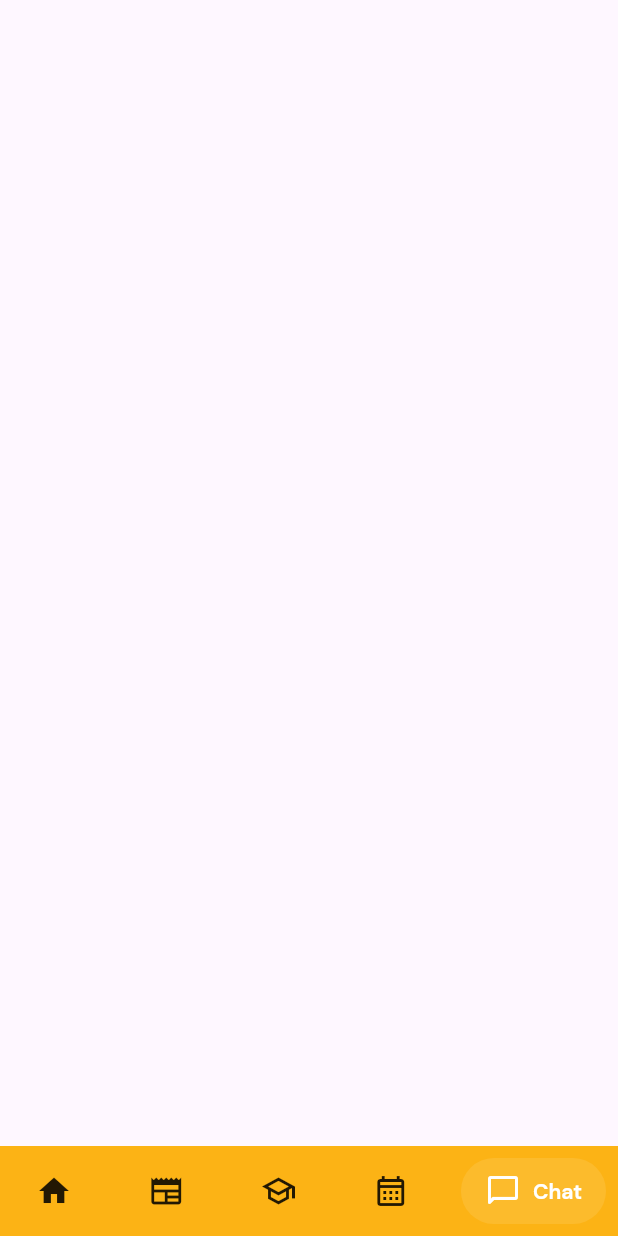
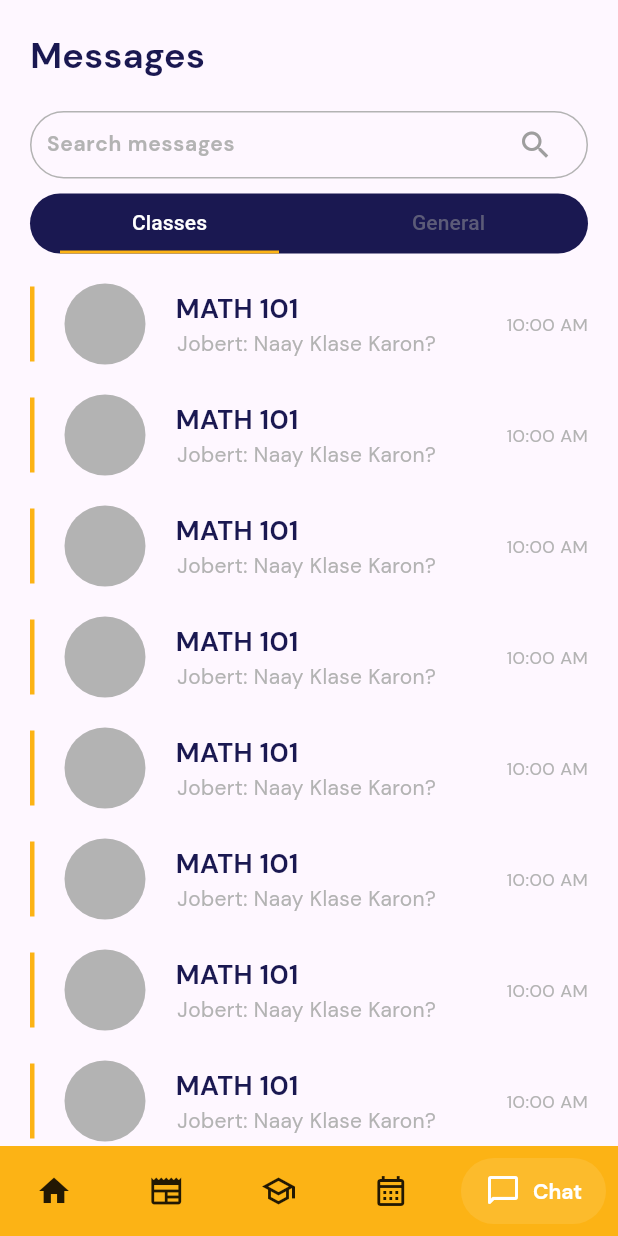
Before and after one commit to lansoyyy/school_systems, a Flutter app: the HomeScreen screen opened directly, item 5 of the bottom bar chosen, on a phone screen of 412 x 824 dp. Run offline on Flutter 3.47's test engine with Material 3 defaults, Android fonts, the light colour scheme and no system bars; drawn by our look-alikes of salomon_bottom_bar; our stand-ins replace fluttertoast; missing offline and left inert: flutter_calendar_week, flutter_neat_and_clean_calendar.

Commit message:
added chat ui

```diff
--- a/lib/screens/home_screen.dart
+++ b/lib/screens/home_screen.dart
@@ -2,6 +2,7 @@ import 'package:flutter/material.dart';
 import 'package:flutter_neat_and_clean_calendar/flutter_neat_and_clean_calendar.dart';
 import 'package:salomon_bottom_bar/salomon_bottom_bar.dart';
 import 'package:school_systems/screens/tabs/calendar_tab.dart';
+import 'package:school_systems/screens/tabs/chat_tab.dart';
 import 'package:school_systems/screens/tabs/course_tab.dart';
 import 'package:school_systems/screens/tabs/home_tab.dart';
 import 'package:school_systems/utlis/colors.dart';
@@ -21,7 +22,7 @@ class _HomeScreenState extends State<HomeScreen> {
     const SizedBox(),
     const CourseTab(),
     const CalendarTab(),
-    const SizedBox(),
+    const ChatTab(),
   ];
   @override
   Widget build(BuildContext context) {
--- /dev/null
+++ b/lib/screens/tabs/chat_tab.dart
@@ -0,0 +1,142 @@
+import 'package:flutter/foundation.dart';
+import 'package:flutter/material.dart';
+import 'package:flutter_calendar_week/flutter_calendar_week.dart';
+import 'package:flutter_neat_and_clean_calendar/flutter_neat_and_clean_calendar.dart';
+import 'package:school_systems/screens/tabs/chats/classes_tab.dart';
+import 'package:school_systems/screens/tabs/chats/general_tab.dart';
+import 'package:school_systems/screens/tabs/courses/course_info_screen.dart';
+import 'package:school_systems/utlis/colors.dart';
+import 'package:school_systems/widgets/text_widget.dart';
+
+class ChatTab extends StatefulWidget {
+  const ChatTab({super.key});
+
+  @override
+  State<ChatTab> createState() => _ChatTabState();
+}
+
+class _ChatTabState extends State<ChatTab> {
+  final searchController = TextEditingController();
+  String nameSearched = '';
+
+  int selectedIndex = 0;
+
+  String selected = 'Classes';
+
+  List filters = [
+    {'name': 'Classes', 'icon': Icons.beach_access_outlined},
+  ];
+  @override
+  Widget build(BuildContext context) {
+    return DefaultTabController(
+      length: 2,
+      child: SafeArea(
+        child: Padding(
+          padding: const EdgeInsets.only(left: 20, right: 20),
+          child: Column(
+            crossAxisAlignment: CrossAxisAlignment.start,
+            children: [
+              const SizedBox(
+                height: 20,
+              ),
+              Row(
+                mainAxisAlignment: MainAxisAlignment.spaceBetween,
+                children: [
+                  Column(
+                    crossAxisAlignment: CrossAxisAlignment.start,
+                    mainAxisAlignment: MainAxisAlignment.center,
+                    children: [
+                      TextWidget(
+                        text: 'Messages',
+                        fontSize: 24,
+                        fontFamily: 'Bold',
+                        color: primary,
+                      ),
+                    ],
+                  ),
+                  const SizedBox(
+                    width: 50,
+                  ),
+                ],
+              ),
+              const SizedBox(
+                height: 20,
+              ),
+              Container(
+                height: 45,
+                width: double.infinity,
+                decoration: BoxDecoration(
+                    border: Border.all(
+                      color: grey,
+                    ),
+                    borderRadius: BorderRadius.circular(100)),
+                child: Padding(
+                  padding: const EdgeInsets.only(left: 10, right: 10),
+                  child: TextFormField(
+                    style: TextStyle(
+                        color: grey, fontFamily: 'Regular', fontSize: 14),
+                    onChanged: (value) {
+                      setState(() {
+                        nameSearched = value;
+                      });
+                    },
+                    decoration: InputDecoration(
+                        border: InputBorder.none,
+                        labelStyle: const TextStyle(
+                          color: Colors.white,
+                        ),
+                        hintText: 'Search messages',
+                        hintStyle: TextStyle(fontFamily: 'Bold', color: grey),
+                        suffixIcon: const Icon(
+                          Icons.search,
+                          color: Colors.grey,
+                        )),
+                    controller: searchController,
+                  ),
+                ),
+              ),
+              const SizedBox(
+                height: 10,
+              ),
+              Container(
+                decoration: BoxDecoration(
+                  color: primary,
+                  borderRadius: BorderRadius.circular(100),
+                ),
+                child: SizedBox(
+                  height: 40,
+                  child: TabBar(
+                      indicatorWeight: 2,
+                      indicatorSize: TabBarIndicatorSize.tab,
+                      dividerColor: Colors.transparent,
+                      indicatorColor: secondary,
+                      labelColor: Colors.white,
+                      indicatorPadding:
+                          const EdgeInsets.only(left: 20, right: 20),
+                      unselectedLabelColor: Colors.grey.withOpacity(0.5),
+                      tabs: const [
+                        Tab(
+                          text: 'Classes',
+                        ),
+                        Tab(
+                          text: 'General',
+                        ),
+                      ]),
+                ),
+              ),
+              const SizedBox(
+                height: 10,
+              ),
+              const Expanded(
+                child: TabBarView(children: [
+                  ClassesTab(),
+                  GeneralTab(),
+                ]),
+              ),
+            ],
+          ),
+        ),
+      ),
+    );
+  }
+}
--- /dev/null
+++ b/lib/screens/tabs/chats/classes_tab.dart
@@ -0,0 +1,74 @@
+import 'package:flutter/material.dart';
+import 'package:school_systems/utlis/colors.dart';
+import 'package:school_systems/widgets/text_widget.dart';
+
+class ClassesTab extends StatelessWidget {
+  const ClassesTab({super.key});
+
+  @override
+  Widget build(BuildContext context) {
+    return ListView.builder(
+      itemBuilder: (context, index) {
+        return Padding(
+          padding: const EdgeInsets.only(top: 10, bottom: 10),
+          child: Row(
+            mainAxisAlignment: MainAxisAlignment.start,
+            children: [
+              SizedBox(
+                height: 50,
+                child: VerticalDivider(
+                  color: secondary,
+                  thickness: 3,
+                  width: 3,
+                ),
+              ),
+              const SizedBox(
+                width: 20,
+              ),
+              CircleAvatar(
+                minRadius: 27,
+                maxRadius: 27,
+                backgroundColor: grey,
+              ),
+              const SizedBox(
+                width: 20,
+              ),
+              Column(
+                crossAxisAlignment: CrossAxisAlignment.start,
+                mainAxisAlignment: MainAxisAlignment.center,
+                children: [
+                  TextWidget(
+                    text: 'MATH 101',
+                    fontSize: 18,
+                    fontFamily: 'Bold',
+                    color: primary,
+                  ),
+                  SizedBox(
+                    width: 175,
+                    child: TextWidget(
+                      text: 'Jobert: Naay Klase Karon?',
+                      fontSize: 14,
+                      fontFamily: 'Regular',
+                      color: grey,
+                    ),
+                  ),
+                ],
+              ),
+              const Expanded(
+                child: SizedBox(
+                  width: 20,
+                ),
+              ),
+              TextWidget(
+                text: '10:00 AM',
+                fontSize: 12,
+                fontFamily: 'Regular',
+                color: grey,
+              ),
+            ],
+          ),
+        );
+      },
+    );
+  }
+}
--- /dev/null
+++ b/lib/screens/tabs/chats/general_tab.dart
@@ -0,0 +1,74 @@
+import 'package:flutter/material.dart';
+import 'package:school_systems/utlis/colors.dart';
+import 'package:school_systems/widgets/text_widget.dart';
+
+class GeneralTab extends StatelessWidget {
+  const GeneralTab({super.key});
+
+  @override
+  Widget build(BuildContext context) {
+    return ListView.builder(
+      itemBuilder: (context, index) {
+        return Padding(
+          padding: const EdgeInsets.only(top: 10, bottom: 10),
+          child: Row(
+            mainAxisAlignment: MainAxisAlignment.start,
+            children: [
+              SizedBox(
+                height: 50,
+                child: VerticalDivider(
+                  color: secondary,
+                  thickness: 3,
+                  width: 3,
+                ),
+              ),
+              const SizedBox(
+                width: 20,
+              ),
+              CircleAvatar(
+                minRadius: 27,
+                maxRadius: 27,
+                backgroundColor: grey,
+              ),
+              const SizedBox(
+                width: 20,
+              ),
+              Column(
+                crossAxisAlignment: CrossAxisAlignment.start,
+                mainAxisAlignment: MainAxisAlignment.center,
+                children: [
+                  TextWidget(
+                    text: 'JOBERT',
+                    fontSize: 18,
+                    fontFamily: 'Bold',
+                    color: primary,
+                  ),
+                  SizedBox(
+                    width: 175,
+                    child: TextWidget(
+                      text: 'Jobert: Naay Klase Karon?',
+                      fontSize: 14,
+                      fontFamily: 'Regular',
+                      color: grey,
+                    ),
+                  ),
+                ],
+              ),
+              const Expanded(
+                child: SizedBox(
+                  width: 20,
+                ),
+              ),
+              TextWidget(
+                text: '10:00 AM',
+                fontSize: 12,
+                fontFamily: 'Regular',
+                color: grey,
+              ),
+            ],
+          ),
+        );
+      },
+    );
+  }
+}
```
